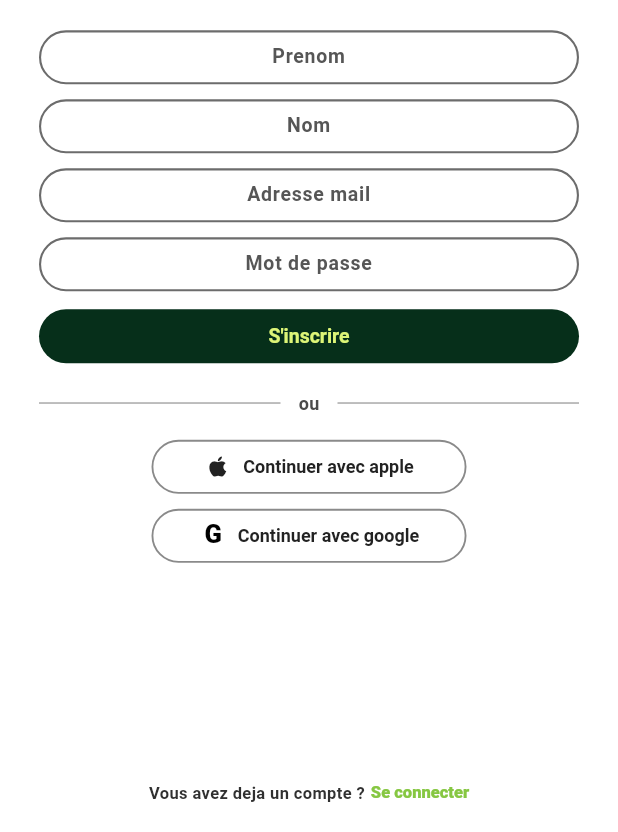
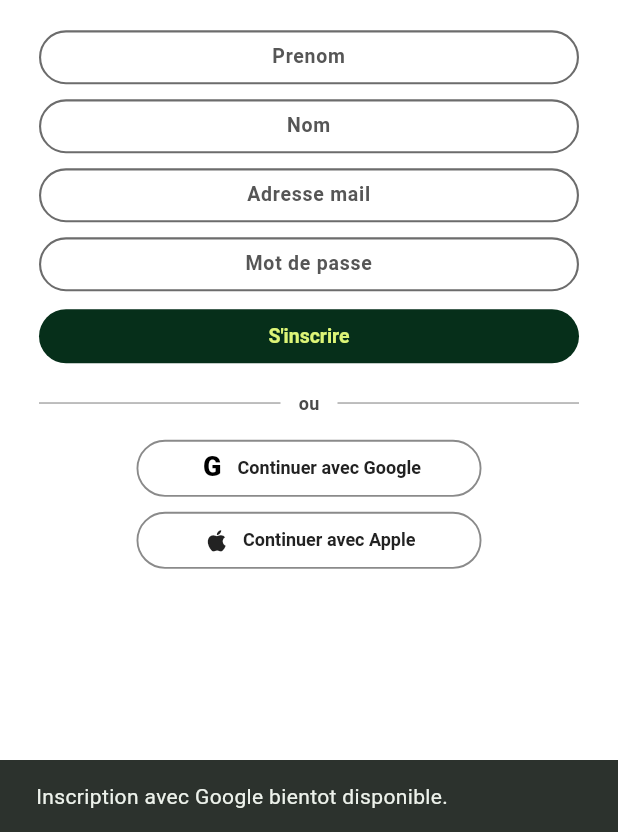
Before and after one commit to NGAMGA/MyDigitalProject, a Flutter app: the SignUpPage screen opened directly, after a tap on an icon or button, on a phone screen of 412 x 824 dp, the part 404-1236 px from its top. Run offline on Flutter 3.47's test engine with Material 3 defaults, Android fonts, the phone set to English and light mode, and no system bars; our stand-ins replace flutter_svg, shared_preferences; accounts and stored records are empty; network calls fail.

Commit message:
feat: add social auth buttons

```diff
--- a/lib/features/auth/signup_page.dart
+++ b/lib/features/auth/signup_page.dart
@@ -4,6 +4,7 @@ import 'data/auth_api_client.dart';
 import 'data/auth_session_store.dart';
 import 'komi_brand.dart';
 import 'login_page.dart';
+import 'social_auth_buttons.dart';
 import 'welcome_page.dart';
 
 class SignUpPage extends StatefulWidget {
@@ -65,6 +66,16 @@ class _SignUpPageState extends State<SignUpPage> {
   void _showError(String message) {
     ScaffoldMessenger.of(context).showSnackBar(
       SnackBar(content: Text(message)),
+    );
+  }
+
+  void _handleSocialAuth(String provider) {
+    ScaffoldMessenger.of(context).showSnackBar(
+      SnackBar(
+        content: Text(
+          'Inscription avec $provider bientot disponible.',
+        ),
+      ),
     );
   }
 
@@ -139,19 +150,11 @@ class _SignUpPageState extends State<SignUpPage> {
                                     const SizedBox(height: 18),
                                     const _OrDivider(),
                                     const SizedBox(height: 16),
-                                    _SocialButton(
-                                      leading: const Icon(
-                                        Icons.apple_rounded,
-                                        size: 18,
-                                      ),
-                                      label: 'Continuer avec apple',
-                                      onPressed: () {},
-                                    ),
-                                    const SizedBox(height: 10),
-                                    _SocialButton(
-                                      leading: const _GoogleLetter(),
-                                      label: 'Continuer avec google',
-                                      onPressed: () {},
+                                    SocialAuthButtons(
+                                      onGooglePressed: () =>
+                                          _handleSocialAuth('Google'),
+                                      onApplePressed: () =>
+                                          _handleSocialAuth('Apple'),
                                     ),
                                   ],
                                 ),
@@ -357,60 +360,6 @@ class _OrDivider extends StatelessWidget {
   }
 }
 
-class _SocialButton extends StatelessWidget {
-  const _SocialButton({
-    required this.leading,
-    required this.label,
-    required this.onPressed,
-  });
-
-  final Widget leading;
-  final String label;
-  final VoidCallback onPressed;
-
-  @override
-  Widget build(BuildContext context) {
-    return SizedBox(
-      width: 210,
-      height: 36,
-      child: OutlinedButton.icon(
-        style: OutlinedButton.styleFrom(
-          foregroundColor: const Color(0xFF222222),
-          side: const BorderSide(color: Color(0xFF8A8A8A), width: 1.25),
-          padding: const EdgeInsets.symmetric(horizontal: 12),
-          textStyle: const TextStyle(fontSize: 12, fontWeight: FontWeight.w700),
-          shape: const StadiumBorder(),
-        ),
-        onPressed: onPressed,
-        icon: leading,
-        label: Text(label),
-      ),
-    );
-  }
-}
-
-class _GoogleLetter extends StatelessWidget {
-  const _GoogleLetter();
-
-  @override
-  Widget build(BuildContext context) {
-    return const SizedBox(
-      width: 18,
-      child: Text(
-        'G',
-        textAlign: TextAlign.center,
-        style: TextStyle(
-          color: Colors.black,
-          fontSize: 17,
-          height: 1,
-          fontWeight: FontWeight.w900,
-          letterSpacing: -1.2,
-        ),
-      ),
-    );
-  }
-}
-
 class _LoginFooter extends StatelessWidget {
   const _LoginFooter({required this.onPressed});
 
--- /dev/null
+++ b/lib/features/auth/social_auth_buttons.dart
@@ -0,0 +1,86 @@
+import 'package:flutter/material.dart';
+
+class SocialAuthButtons extends StatelessWidget {
+  const SocialAuthButtons({
+    super.key,
+    required this.onGooglePressed,
+    required this.onApplePressed,
+  });
+
+  final VoidCallback onGooglePressed;
+  final VoidCallback onApplePressed;
+
+  @override
+  Widget build(BuildContext context) {
+    return Column(
+      children: [
+        SocialAuthButton(
+          leading: const GoogleMark(),
+          label: 'Continuer avec Google',
+          onPressed: onGooglePressed,
+        ),
+        const SizedBox(height: 10),
+        SocialAuthButton(
+          leading: const Icon(Icons.apple_rounded, size: 19),
+          label: 'Continuer avec Apple',
+          onPressed: onApplePressed,
+        ),
+      ],
+    );
+  }
+}
+
+class SocialAuthButton extends StatelessWidget {
+  const SocialAuthButton({
+    super.key,
+    required this.leading,
+    required this.label,
+    required this.onPressed,
+  });
+
+  final Widget leading;
+  final String label;
+  final VoidCallback onPressed;
+
+  @override
+  Widget build(BuildContext context) {
+    return SizedBox(
+      width: 230,
+      height: 38,
+      child: OutlinedButton.icon(
+        style: OutlinedButton.styleFrom(
+          foregroundColor: const Color(0xFF222222),
+          side: const BorderSide(color: Color(0xFF8A8A8A), width: 1.25),
+          padding: const EdgeInsets.symmetric(horizontal: 14),
+          textStyle: const TextStyle(fontSize: 12, fontWeight: FontWeight.w700),
+          shape: const StadiumBorder(),
+        ),
+        onPressed: onPressed,
+        icon: leading,
+        label: Text(label),
+      ),
+    );
+  }
+}
+
+class GoogleMark extends StatelessWidget {
+  const GoogleMark({super.key});
+
+  @override
+  Widget build(BuildContext context) {
+    return const SizedBox(
+      width: 19,
+      child: Text(
+        'G',
+        textAlign: TextAlign.center,
+        style: TextStyle(
+          color: Colors.black,
+          fontSize: 18,
+          height: 1,
+          fontWeight: FontWeight.w900,
+          letterSpacing: -1.2,
+        ),
+      ),
+    );
+  }
+}
```
Also changed, not shown: lib/features/auth/login_page.dart (+16 -67 lines).
